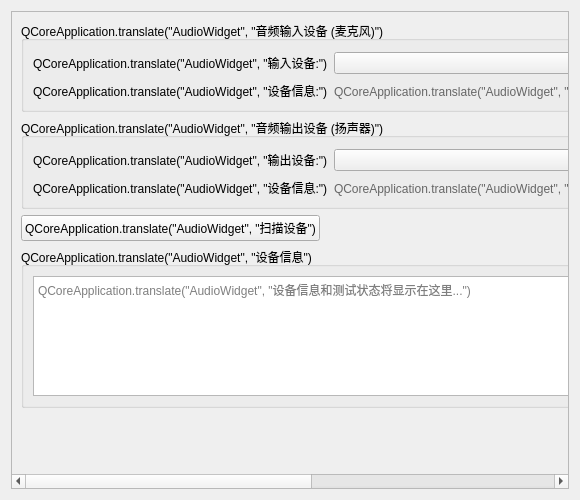
This is src/views/settings/components/audio/audio_widget.ui in huangjunsen0406/py-xiaozhi as Qt 5 draws it before an edit. The edited form follows.
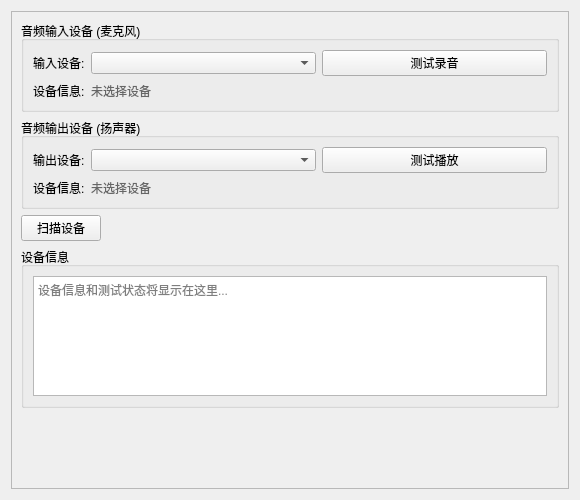
This is the edited form.

Commit message: revert(ui): plain Chinese text in <string> elements (fix translate display bug)

What changed in the file:
```diff
--- a/src/views/settings/components/audio/audio_widget.ui
+++ b/src/views/settings/components/audio/audio_widget.ui
@@ -32,13 +32,13 @@
        <item>
         <widget class="QGroupBox" name="input_device_group">
            <property name="title">
-            <string>QCoreApplication.translate("AudioWidget", "音频输入设备 (麦克风)")</string>
+            <string>音频输入设备 (麦克风)</string>
            </property>
          <layout class="QFormLayout" name="input_layout">
           <item row="0" column="0">
            <widget class="QLabel" name="label_input_device">
              <property name="text">
-              <string>QCoreApplication.translate("AudioWidget", "输入设备:")</string>
+              <string>输入设备:</string>
              </property>
            </widget>
           </item>
@@ -47,14 +47,14 @@
             <item>
              <widget class="QComboBox" name="input_device_combo">
                <property name="placeholderText">
-                <string>QCoreApplication.translate("AudioWidget", "请选择麦克风设备...")</string>
+                <string>请选择麦克风设备...</string>
                </property>
              </widget>
             </item>
             <item>
              <widget class="QPushButton" name="test_input_btn">
                <property name="text">
-                <string>QCoreApplication.translate("AudioWidget", "测试录音")</string>
+                <string>测试录音</string>
                </property>
              </widget>
             </item>
@@ -63,14 +63,14 @@
            <item row="1" column="0">
             <widget class="QLabel" name="label_input_info">
              <property name="text">
-              <string>QCoreApplication.translate("AudioWidget", "设备信息:")</string>
+              <string>设备信息:</string>
              </property>
             </widget>
            </item>
            <item row="1" column="1">
             <widget class="QLabel" name="input_info_label">
              <property name="text">
-              <string>QCoreApplication.translate("AudioWidget", "未选择设备")</string>
+              <string>未选择设备</string>
              </property>
             <property name="styleSheet">
              <string>color: #666;</string>
@@ -83,13 +83,13 @@
        <item>
         <widget class="QGroupBox" name="output_device_group">
            <property name="title">
-            <string>QCoreApplication.translate("AudioWidget", "音频输出设备 (扬声器)")</string>
+            <string>音频输出设备 (扬声器)</string>
            </property>
          <layout class="QFormLayout" name="output_layout">
           <item row="0" column="0">
            <widget class="QLabel" name="label_output_device">
              <property name="text">
-              <string>QCoreApplication.translate("AudioWidget", "输出设备:")</string>
+              <string>输出设备:</string>
              </property>
            </widget>
           </item>
@@ -98,14 +98,14 @@
             <item>
              <widget class="QComboBox" name="output_device_combo">
                <property name="placeholderText">
-                <string>QCoreApplication.translate("AudioWidget", "请选择扬声器设备...")</string>
+                <string>请选择扬声器设备...</string>
                </property>
              </widget>
             </item>
             <item>
              <widget class="QPushButton" name="test_output_btn">
                <property name="text">
-                <string>QCoreApplication.translate("AudioWidget", "测试播放")</string>
+                <string>测试播放</string>
                </property>
              </widget>
             </item>
@@ -114,14 +114,14 @@
            <item row="1" column="0">
             <widget class="QLabel" name="label_output_info">
              <property name="text">
-              <string>QCoreApplication.translate("AudioWidget", "设备信息:")</string>
+              <string>设备信息:</string>
              </property>
             </widget>
            </item>
            <item row="1" column="1">
             <widget class="QLabel" name="output_info_label">
              <property name="text">
-              <string>QCoreApplication.translate("AudioWidget", "未选择设备")</string>
+              <string>未选择设备</string>
              </property>
             <property name="styleSheet">
              <string>color: #666;</string>
@@ -136,7 +136,7 @@
          <item>
           <widget class="QPushButton" name="scan_devices_btn">
                <property name="text">
-                <string>QCoreApplication.translate("AudioWidget", "扫描设备")</string>
+                <string>扫描设备</string>
                </property>
           </widget>
          </item>
@@ -158,7 +158,7 @@
        <item>
         <widget class="QGroupBox" name="status_group">
            <property name="title">
-            <string>QCoreApplication.translate("AudioWidget", "设备信息")</string>
+            <string>设备信息</string>
            </property>
          <layout class="QVBoxLayout" name="status_layout">
           <item>
@@ -173,7 +173,7 @@
              <bool>true</bool>
             </property>
              <property name="placeholderText">
-              <string>QCoreApplication.translate("AudioWidget", "设备信息和测试状态将显示在这里...")</string>
+              <string>设备信息和测试状态将显示在这里...</string>
              </property>
            </widget>
           </item>
```
Left out of the diff: 2 changed lines with no effect on the pictures. The commit also changes 4 other files.
